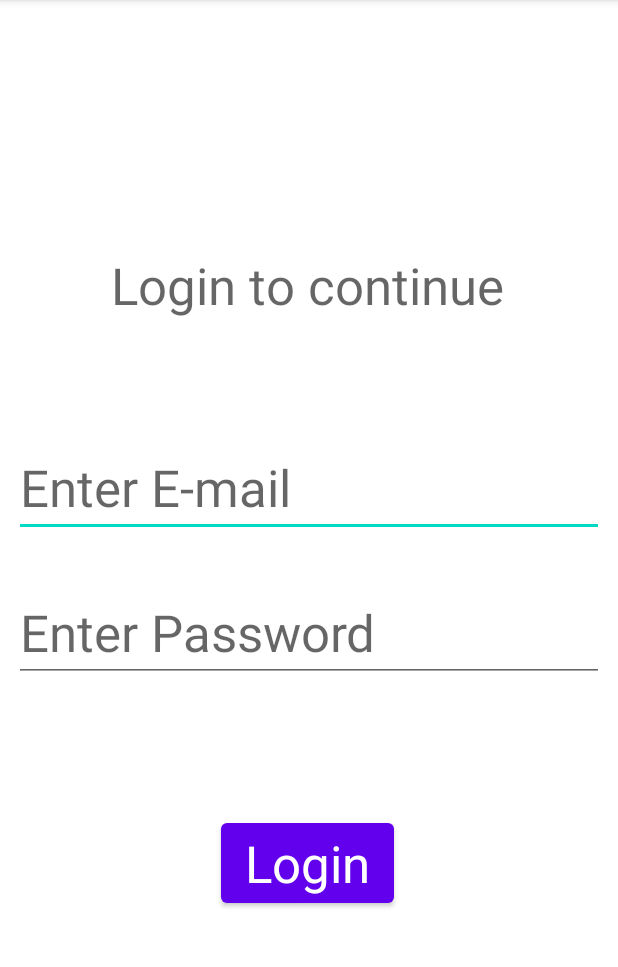
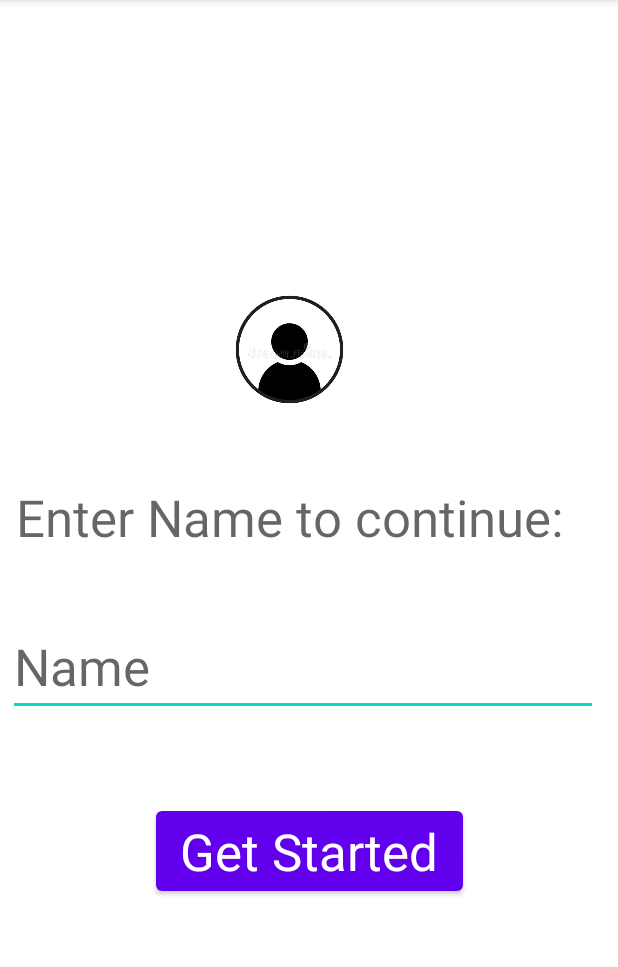
Before and after one commit to edwinmuriithi/Android-IP, an Android app: the screen it shows after launch (LoginActivity), on a phone screen of 412 x 824 dp, the part 84-1051 px from its top. Run offline under Robolectric (Android 15) with nearby library versions, the phone set to English and light mode, and no system bars.

Commit message:
Style Login

```diff
--- a/app/src/main/java/com/example/androidip/SplashActivity.java
+++ b/app/src/main/java/com/example/androidip/SplashActivity.java
@@ -30,7 +30,7 @@ public class SplashActivity extends AppCompatActivity {
                 //Go to next layout
                 Intent intent = new Intent(SplashActivity.this, LoginActivity.class);
                 startActivity(intent);
-                finish();
+                finish();//End Splash Activity
             }
         }, 2000);//Page delays for 2 seconds
 
--- a/app/src/main/res/layout/activity_login.xml
+++ b/app/src/main/res/layout/activity_login.xml
@@ -10,51 +10,30 @@
         android:layout_width="wrap_content"
         android:layout_height="wrap_content"
         android:layout_marginStart="5dp"
-        android:layout_marginTop="53dp"
         android:layout_marginEnd="6dp"
-        android:layout_marginBottom="15dp"
+        android:layout_marginBottom="57dp"
         android:ems="10"
-        android:hint="Enter E-mail"
+        android:hint="Name"
         android:inputType="textEmailAddress"
-        android:textAppearance="@style/TextAppearance.AppCompat.Display1"
-        app:layout_constraintBottom_toTopOf="@+id/editTextTextPassword"
-        app:layout_constraintEnd_toEndOf="parent"
-        app:layout_constraintStart_toStartOf="parent"
-        app:layout_constraintTop_toBottomOf="@+id/textView" />
-
-    <EditText
-        android:id="@+id/editTextTextPassword"
-        android:layout_width="wrap_content"
-        android:layout_height="wrap_content"
-        android:layout_marginStart="5dp"
-        android:layout_marginTop="15dp"
-        android:layout_marginEnd="6dp"
-        android:layout_marginBottom="48dp"
-        android:ems="10"
-        android:hint="Enter Password"
-        android:inputType="textPassword"
         android:textAppearance="@style/TextAppearance.AppCompat.Display1"
         app:layout_constraintBottom_toTopOf="@+id/login"
         app:layout_constraintEnd_toEndOf="parent"
-        app:layout_constraintStart_toStartOf="parent"
-        app:layout_constraintTop_toBottomOf="@+id/editTextTextEmailAddress"
-        tools:ignore="MissingConstraints" />
+        app:layout_constraintHorizontal_bias="0.0"
+        app:layout_constraintStart_toStartOf="parent" />
 
     <Button
         android:id="@+id/login"
         android:layout_width="wrap_content"
         android:layout_height="wrap_content"
         android:layout_marginStart="147dp"
-        android:layout_marginTop="40dp"
         android:layout_marginEnd="148dp"
-        android:layout_marginBottom="183dp"
-        android:text="Login"
+        android:layout_marginBottom="168dp"
+        android:text="Get Started"
         android:textAppearance="@style/TextAppearance.AppCompat.Display1"
         app:layout_constraintBottom_toBottomOf="parent"
         app:layout_constraintEnd_toEndOf="parent"
-        app:layout_constraintHorizontal_bias="0.0"
+        app:layout_constraintHorizontal_bias="0.494"
         app:layout_constraintStart_toStartOf="parent"
-        app:layout_constraintTop_toBottomOf="@+id/editTextTextPassword"
         tools:ignore="MissingConstraints" />
 
     <TextView
@@ -62,16 +41,26 @@
         android:layout_width="wrap_content"
         android:layout_height="wrap_content"
         android:layout_marginStart="74dp"
-        android:layout_marginTop="190dp"
         android:layout_marginEnd="75dp"
-        android:layout_marginBottom="26dp"
-        android:text="Login to continue"
+        android:layout_marginBottom="44dp"
+        android:text="Enter Name to continue:"
         android:textAppearance="@style/TextAppearance.AppCompat.Display1"
         app:layout_constraintBottom_toTopOf="@+id/editTextTextEmailAddress"
         app:layout_constraintEnd_toEndOf="parent"
-        app:layout_constraintHorizontal_bias="0.0"
+        app:layout_constraintHorizontal_bias="0.623"
         app:layout_constraintStart_toStartOf="parent"
-        app:layout_constraintTop_toTopOf="parent"
         tools:ignore="MissingConstraints" />
 
+    <ImageView
+        android:id="@+id/imageView3"
+        android:layout_width="143dp"
+        android:layout_height="151dp"
+        android:layout_marginStart="121dp"
+        android:layout_marginEnd="147dp"
+        android:layout_marginBottom="13dp"
+        app:layout_constraintBottom_toTopOf="@+id/textView"
+        app:layout_constraintEnd_toEndOf="parent"
+        app:layout_constraintStart_toStartOf="parent"
+        app:srcCompat="@drawable/profile" />
+
 </androidx.constraintlayout.widget.ConstraintLayout>
```
Also changed, not shown: app/src/main/res/drawable/profile.jpg (added).
